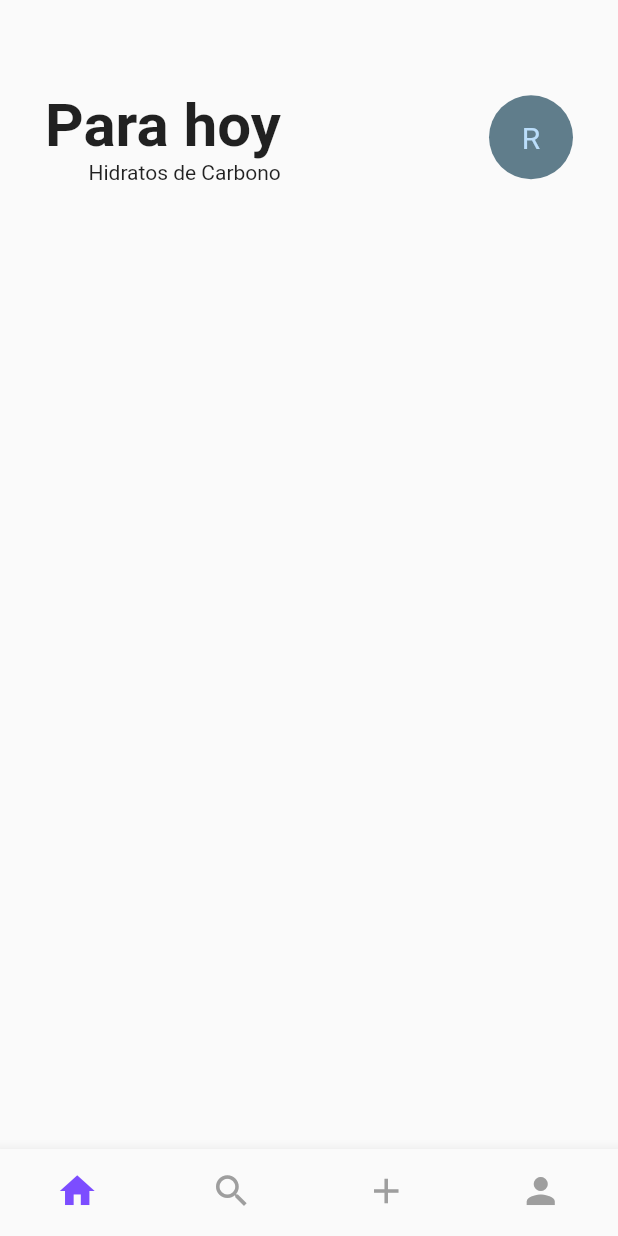
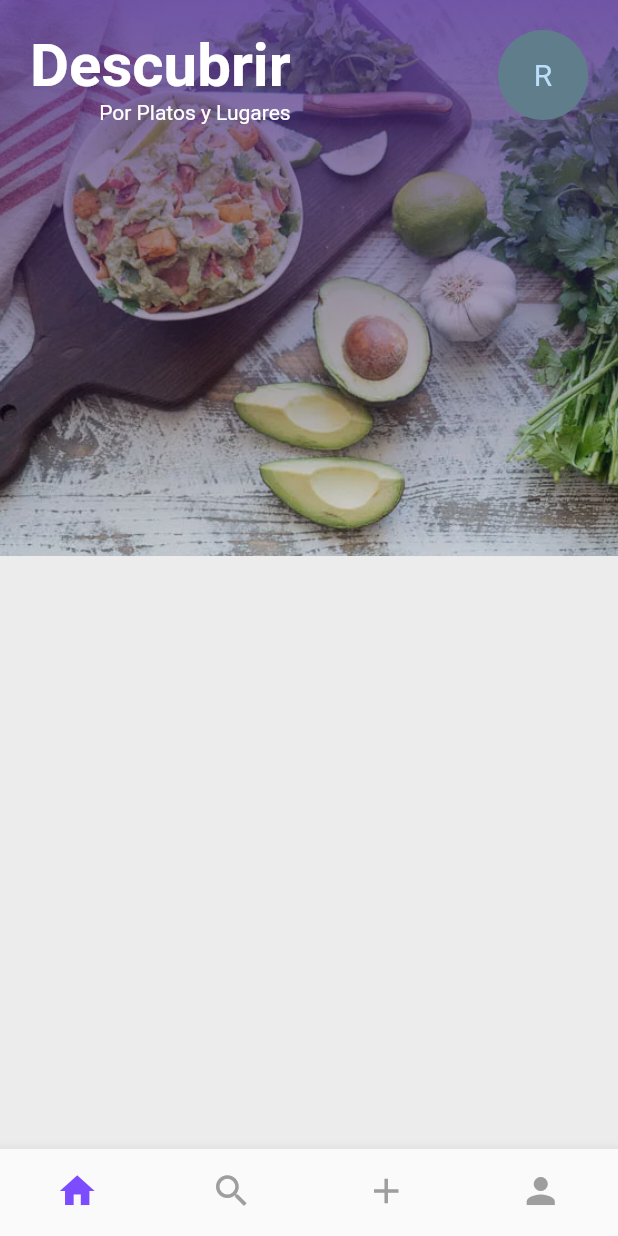
Before and after one commit to RaulSangosto/EatApp, a Flutter app: the screen it shows after launch, on a phone screen of 412 x 824 dp. Run offline on Flutter 3.47's test engine with Material 2 defaults, Android fonts, the phone set to English and light mode, and no system bars.

Commit message:
Trabajando en Home page

```diff
--- a/lib/main.dart
+++ b/lib/main.dart
@@ -13,7 +13,14 @@ class MyApp extends StatelessWidget {
     return MaterialApp(
       title: 'EatApp',
       theme: ThemeData(
+        brightness: Brightness.light,
         primarySwatch: Colors.blue,
+        primaryColor: Colors.white,
+        accentColor: Color(0xff62CAE5),
+
+        textTheme: TextTheme(
+          body1: TextStyle(fontSize: 14.0, color: Color(0xff363B4B)),
+    ),
       ),
       home: MyHomePage(title: 'EatApp'),
     );
@@ -47,6 +54,7 @@ class _MyHomePageState extends State<MyHomePage> {
   @override
   Widget build(BuildContext context) {
     return Scaffold(
+      backgroundColor: Color(0xffECECEC),
       body: _pages[_selectedIndex],
       bottomNavigationBar: BottomNavigationBar(
         items: const <BottomNavigationBarItem>[
--- a/lib/pages/home.dart
+++ b/lib/pages/home.dart
@@ -11,32 +11,68 @@ class Home extends StatefulWidget {
 class _HomeState extends State<Home> {
   @override
   Widget build(BuildContext context) {
-    return Column(
+    return SafeArea(
+      child: Column(
         mainAxisAlignment: MainAxisAlignment.start,
         children: <Widget>[
-        SizedBox(
-          width: double.infinity,
-          height: 30.0,
+          Expanded(
+            child: ListView(
+              scrollDirection: Axis.vertical,
+              children: <Widget>[
+                _TopCard(),
+            ],),
           ),
-        Padding(
-          padding: EdgeInsets.all(30.0),
+        ],
+      ),
+    );
+  }
+}
+
+class _TopCard extends StatelessWidget {
+  @override
+  Widget build(BuildContext context) {
+    double w = MediaQuery.of(context).size.width;
+    double h = MediaQuery.of(context).size.height;
+    return Container(
+      height: h * 0.45,
+      decoration: BoxDecoration(
+        color: Colors.white,
+        image: new DecorationImage(
+          image: new ExactAssetImage("assets/images/guacamole.jpg"),
+          fit: BoxFit.cover,
+        ),
+      ),
+      child: Container(
+        decoration: BoxDecoration(
+          gradient: LinearGradient(
+          begin: Alignment(0, -1.6),
+          end: Alignment(0, 1.4),
+          colors: [Colors.deepPurple, const Color.fromARGB(0, 0, 0, 0)], // whitish to gray
+        ),
+        ),
+        child: Padding(
+          padding: EdgeInsets.symmetric(horizontal:10.0,vertical: 20.0,),
+          child: Padding(
+            padding: const EdgeInsets.symmetric(horizontal: 10.0),
             child: Row (
               mainAxisAlignment: MainAxisAlignment.spaceBetween,
+              crossAxisAlignment: CrossAxisAlignment.start,
               children: <Widget>[
                 Column(
                   crossAxisAlignment: CrossAxisAlignment.end,
                   children: <Widget>[
-                  Text("Para hoy",
+                    Text("Descubrir",
                       style: TextStyle(
+                        color: Colors.white,
                         fontWeight: FontWeight.bold,
                         fontSize: 40),
                       ),
-                  Text("Hidratos de Carbono"),
+                    Text("Por Platos y Lugares", style: TextStyle(color: Colors.white)),
                   ]
                 ),
                 CircleAvatar(
                   backgroundColor: Colors.blueGrey,
-                radius: 28.0,
+                  radius: 30.0,
                   child: Text("R",
                   style: TextStyle(
                         fontSize: 20
@@ -45,11 +81,8 @@ class _HomeState extends State<Home> {
               ],
             ),
           ),
-        SizedBox(
-          width: double.infinity,
-          height: 30.0,
         ),
-      ],
+      ),
     );
   }
 }
```
Also changed, not shown: lib/pages/descubrir.dart (+96 -41 lines). Lines whose indentation alone changed are shown as unchanged.
